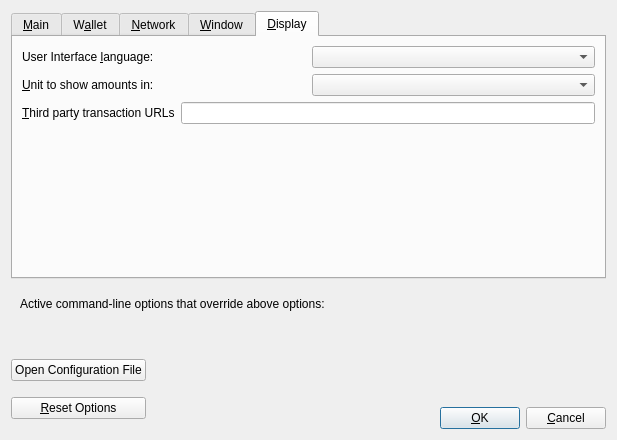
The window that src/qt/forms/optionsdialog.ui (AokChain/AokChain) describes before a commit, drawn with Qt 5.
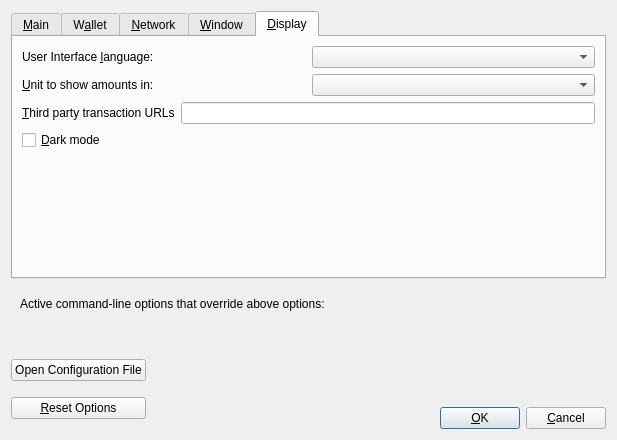
The same window after the commit. The open tabs and pages were chosen to show the change. Custom widgets are drawn as their Qt base class.

Patch:
```diff
--- a/src/qt/forms/optionsdialog.ui
+++ b/src/qt/forms/optionsdialog.ui
@@ -633,6 +633,16 @@
          </item>
         </layout>
        </item>
+       <item>
+        <widget class="QCheckBox" name="darkMode">
+         <property name="toolTip">
+          <string>Use the dark color theme. Takes effect after restarting the client.</string>
+         </property>
+         <property name="text">
+          <string>&amp;Dark mode</string>
+         </property>
+        </widget>
+       </item>
        <item>
         <spacer name="verticalSpacer_Display">
          <property name="orientation">
```
